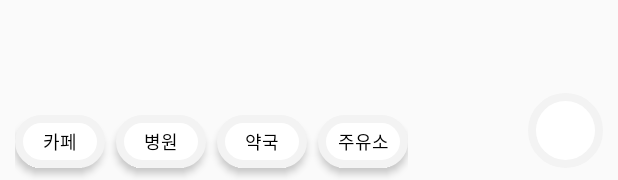
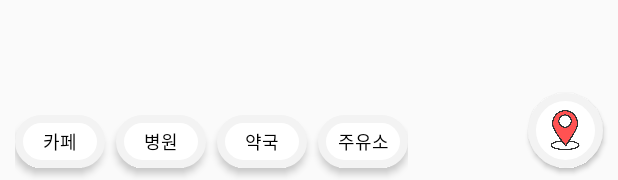
Before and after one commit to JiHyeonJu/KaKaoMapTest, an Android app: the layout fragment_map.xml on its own in the app's theme, with its tools: preview values and no code run, on a phone screen of 412 x 824 dp. Shown: the part 1053-1233 px from the top of the screen. Run offline under Robolectric (Android 15) with nearby library versions, the phone set to English and light mode, and no system bars; network calls fail.

Commit message:
apply tracking button

```diff
--- /dev/null
+++ b/app/src/main/res/drawable/tracking_btn_background.xml
@@ -0,0 +1,20 @@
+<?xml version="1.0" encoding="utf-8"?>
+<layer-list xmlns:android="http://schemas.android.com/apk/res/android">
+    <item>
+        <shape xmlns:android="http://schemas.android.com/apk/res/android"
+            android:shape="oval">
+            <stroke
+                android:width="5dp"
+                android:color="#f3f3f3" />
+            <solid android:color="@color/white" />
+            <size
+                android:width="50dp"
+                android:height="50dp" />
+        </shape>
+    </item>
+    <item
+        android:width="40dp"
+        android:height="40dp"
+        android:drawable="@drawable/tracking_pin"
+        android:gravity="center" />
+</layer-list>
--- a/app/src/main/res/layout/activity_main.xml
+++ b/app/src/main/res/layout/activity_main.xml
@@ -13,14 +13,14 @@
         android:layout_height="0dp"
         android:layout_weight="1.7"
         android:id="@+id/fragment_map"
-        android:name="com.kakao.android.kakaomaptest.ui.map.MapFragment"
+        android:name="com.kakao.android.kakaomaptest.ui.mapview.MapFragment"
         tools:layout="@layout/fragment_map" />
 
     <androidx.fragment.app.FragmentContainerView
         android:layout_width="match_parent"
         android:layout_height="wrap_content"
         android:id="@+id/fragment_list"
-        android:name="com.kakao.android.kakaomaptest.ui.markerlist.MarkerListFragment"
+        android:name="com.kakao.android.kakaomaptest.ui.markerlistview.MarkerListFragment"
         tools:layout="@layout/fragment_list" />
 
 </LinearLayout>
--- a/app/src/main/res/layout/fragment_map.xml
+++ b/app/src/main/res/layout/fragment_map.xml
@@ -61,8 +61,8 @@
     </LinearLayout>
 
     <Button
-        android:id="@+id/my_location_btn"
-        style="@style/category_btn"
+        android:id="@+id/tracking_btn"
+        android:background="@drawable/tracking_btn_background"
         android:layout_width="50dp"
         android:layout_height="50dp"
         android:layout_alignParentEnd="true"
--- a/app/src/main/res/values/colors.xml
+++ b/app/src/main/res/values/colors.xml
@@ -8,6 +8,7 @@
     <color name="black">#FF000000</color>
     <color name="white">#FFFFFFFF</color>
     <color name="red">#FF5252</color>
+    <color name="red_selected">#B3FF5252</color>
     <color name="yellow">#FFE614</color>
     <color name="yellow_selected">#52FFE614</color>
     <color name="green">#19D10F</color>
```
Also changed, not shown: app/src/main/java/com/kakao/android/kakaomaptest/ui/mapview/MapFragment.kt (+11 -4 lines), app/src/main/res/drawable/tracking_btn_selected_background.xml (added, +20 -0 lines), app/src/main/res/drawable/dot2.png (deleted), app/src/main/res/drawable/dot3.png (deleted), app/src/main/res/drawable/pin.png (added), app/src/main/res/drawable/tracking_pin.png (added).
